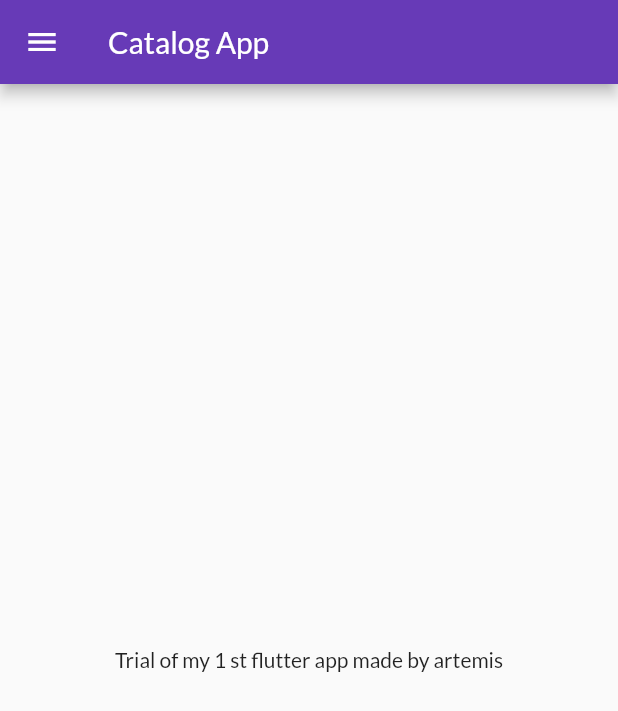
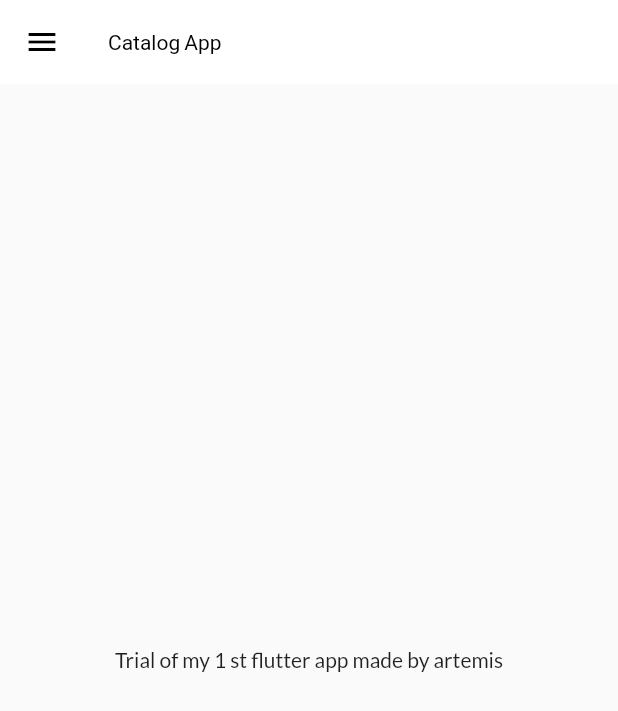
Before and after one commit to artemis-133/CatalogueApptrial, a Flutter app: the Homepage screen opened by its route, on a phone screen of 412 x 824 dp. Shown: the top 711 px of the screen. Run offline on Flutter 3.47's test engine with Material 2 defaults, Android fonts, the phone set to English and light mode, and no system bars; our stand-ins replace google_fonts.

Commit message:
themes extraction complete

```diff
--- a/lib/pages/home_page.dart
+++ b/lib/pages/home_page.dart
@@ -1,3 +1,5 @@
+// ignore_for_file: prefer_const_constructors
+
 import 'package:flutter/material.dart';
 
 import '../widgets/drawer.dart';
--- /dev/null
+++ b/lib/widgets/themes.dart
@@ -0,0 +1,25 @@
+import 'package:flutter/material.dart';
+import 'package:google_fonts/google_fonts.dart';
+
+class MyTheme {
+  static ThemeData lightTheme(BuildContext context) => ThemeData(
+      // primarySwatch: Colors.deepPurple,
+      fontFamily: GoogleFonts.lato().fontFamily,
+      appBarTheme: AppBarTheme(
+        color: Colors.white,
+        elevation: 0.0,
+        iconTheme: const IconThemeData(color: Colors.black),
+        toolbarTextStyle: TextStyle(
+          fontFamily: GoogleFonts.lato().fontFamily,
+          color: Colors.black,
+        ),
+        titleTextStyle: const TextStyle(
+          color: Colors.black,
+        ),
+        // textTheme: Theme.of(context).textTheme,
+      ));
+
+  static ThemeData darkTheme(BuildContext context) => ThemeData(
+        brightness: Brightness.dark,
+      );
+}
```
Also changed, not shown: lib/main.dart (+3 -8 lines), lib/models/catalog.dart (added, +21 -0 lines).
